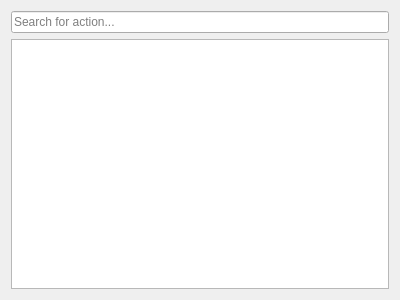
Above: scribus/ui/actionsearchdialog.ui from scribusproject/scribus before the change. Below: the same form after it.
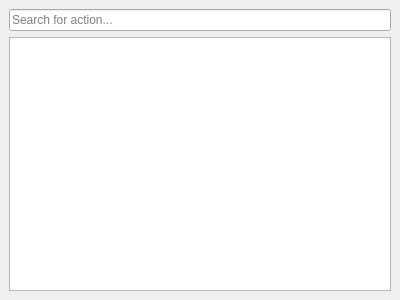
That is the form after the change.

Commit message: #16420: Unify margins and spacing for dialogs, set 1 <bubu>

The edit to the form file:
```diff
--- a/scribus/ui/actionsearchdialog.ui
+++ b/scribus/ui/actionsearchdialog.ui
@@ -14,6 +14,18 @@
    <string>Action Search</string>
   </property>
   <layout class="QVBoxLayout" name="verticalLayout">
+   <property name="leftMargin">
+    <number>9</number>
+   </property>
+   <property name="topMargin">
+    <number>9</number>
+   </property>
+   <property name="rightMargin">
+    <number>9</number>
+   </property>
+   <property name="bottomMargin">
+    <number>9</number>
+   </property>
    <item>
     <widget class="QLineEdit" name="filterLineEdit">
      <property name="placeholderText">
```
The commit also changes 6 other files.
